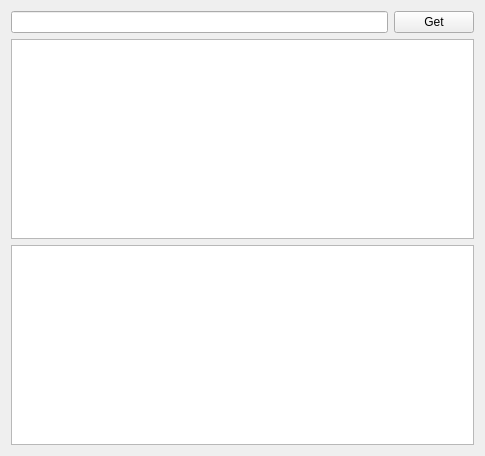
Old version of the form widget.ui in the repository JohnSmith19/qt-rest-client.
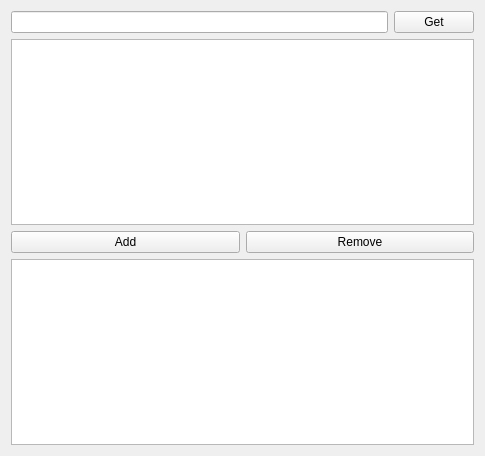
New version of the form.

Commit message: UI 초기화

Diff of the .ui file:
```diff
--- a/widget.ui
+++ b/widget.ui
@@ -33,6 +33,24 @@
      <item>
       <widget class="QTableWidget" name="paramTable"/>
      </item>
+     <item>
+      <layout class="QHBoxLayout" name="horizontalLayout_2">
+       <item>
+        <widget class="QPushButton" name="addParam">
+         <property name="text">
+          <string>Add</string>
+         </property>
+        </widget>
+       </item>
+       <item>
+        <widget class="QPushButton" name="removeParam">
+         <property name="text">
+          <string>Remove</string>
+         </property>
+        </widget>
+       </item>
+      </layout>
+     </item>
      <item>
       <widget class="QTextEdit" name="responseEdit"/>
      </item>
```
The commit also changes 1 other file.
